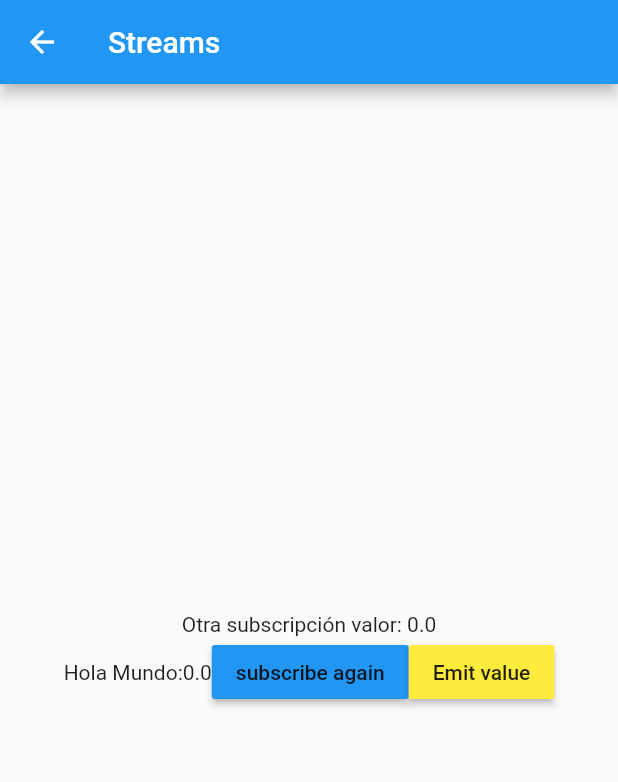
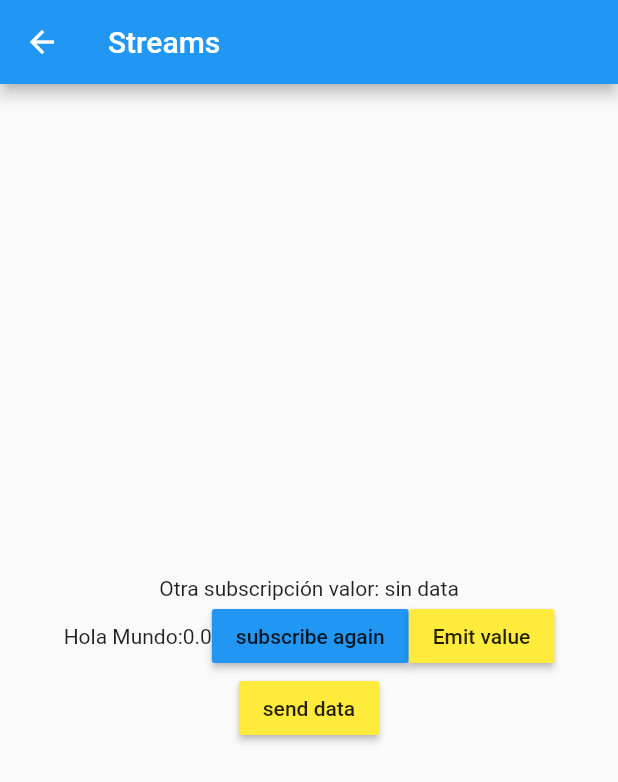
Before and after one commit to EvyiLdaRkmaN/flutter_samples, a Flutter app: the screen it shows after launch, after a tap on "Example streams", on a phone screen of 412 x 824 dp. Shown: the top 782 px of the screen. Run offline on Flutter 3.47's test engine with Material 2 defaults, Android fonts, the phone set to English and light mode, and no system bars.

Commit message:
stream listening other stream

```diff
--- a/lib/main.dart
+++ b/lib/main.dart
@@ -1,5 +1,6 @@
 import 'package:flutter/material.dart';
 import 'package:flutter_samples/pages/AnimationButton/ButtonLoading.dart';
+import 'package:flutter_samples/pages/ExampleCardBorrable/Card.dart';
 import 'package:flutter_samples/pages/ImagesRow/ImagesRow.dart';
 import 'package:flutter_samples/pages/menu_page.dart';
 import 'package:flutter_samples/pages/routes/page1.dart';
@@ -33,6 +34,7 @@ class MyApp extends StatelessWidget {
         'page3' : (context)=> PageThreePage(),
         'buttonLoading' : (context)=> ButtonLoadingPage(),
         'imagesRow' : (context)=> ImagesRow(),
+        'card' : (context)=> CardPage(),
       },
     );
   }
--- a/lib/pages/menu_page.dart
+++ b/lib/pages/menu_page.dart
@@ -34,6 +34,11 @@ class MenuPage extends StatelessWidget {
             title: 'Example images',
             actionTap: () =>
               Navigator.pushNamed(context, 'imagesRow'),
+          ),
+          MyMenuButton(
+            title: 'Example Card',
+            actionTap: () =>
+              Navigator.pushNamed(context, 'card'),
           )
         ],
       ),
--- a/lib/pages/streams/example_page.dart
+++ b/lib/pages/streams/example_page.dart
@@ -1,10 +1,9 @@
 import 'dart:async';
 
 import 'package:flutter/material.dart';
-
+import 'package:flutter_samples/pages/streams/streamWithinStream.dart';
 
 class StreamPage extends StatefulWidget {
-
   @override
   _StreamPageState createState() => _StreamPageState();
 }
@@ -12,13 +11,15 @@ class StreamPage extends StatefulWidget {
 class _StreamPageState extends State<StreamPage> {
   StreamController<double> _controller = StreamController.broadcast();
   double numero = 0.0;
-
+  final _streamExample = Streams();
   @override
   void dispose() {
     print('Ejecutando dispose()');
     _controller.close();
+    _streamExample.dispose();
     super.dispose();
   }
+
   @override
   Widget build(BuildContext context) {
     return Scaffold(
@@ -27,44 +28,52 @@ class _StreamPageState extends State<StreamPage> {
       ),
       body: Center(
         child: Column(
-          mainAxisSize:MainAxisSize.max,
+          mainAxisSize: MainAxisSize.max,
           mainAxisAlignment: MainAxisAlignment.center,
           children: [
-            StreamBuilder(
-              stream: _controller.stream ,
-              initialData: 0.0 ,
-              builder: (_, snapshot){
+            StreamBuilder<String>(
+              stream: _streamExample.strData,
+              initialData: 'sin data',
+              builder: (_, snapshot) {
+                print('In pantalla-->${snapshot.data}');
+                if (!snapshot.hasData)
+                  return Center(
+                    child: CircularProgressIndicator(),
+                  );
                 return Container(
                   child: Text('Otra subscripción valor: ${snapshot.data}'),
                 );
               },
             ),
-            Row(
-              mainAxisSize: MainAxisSize.min,
-              children: [
+            Row(mainAxisSize: MainAxisSize.min, children: [
               StreamBuilder<double>(
                   stream: _controller.stream,
                   initialData: 0.0,
                   builder: (_, snapshot) {
                     return Text('Hola Mundo:${snapshot.data}');
-                  }
-                ),
+                  }),
               MaterialButton(
                 color: Colors.blue,
                 child: Text('subscribe again'),
-                  onPressed: (){
-                    _controller.stream.listen((event) {print('hola mundo:$event');});
+                onPressed: () {
+                  _controller.stream.listen((event) {
+                    print('hola mundo:$event');
+                  });
+                },
+              ),
+              MaterialButton(
+                color: Colors.yellow,
+                child: Text('Emit value'),
+                onPressed: () {
+                  _controller.add(numero++);
                 },
               ),
 
+            ]),
             MaterialButton(
                 color: Colors.yellow,
-                  child: Text('Emit value'),
-                  onPressed: (){
-                    _controller.add(numero++);
-                  },
-                ),
-              ]
+                child: Text('send data'),
+                onPressed: _streamExample.sendData,
               ),
           ],
         ),
--- /dev/null
+++ b/lib/pages/streams/streamWithinStream.dart
@@ -0,0 +1,55 @@
+import 'dart:async';
+
+const List<String> list = ['data1', 'data2', 'data3'];
+
+class Streams {
+  //Stream within stream
+  Stream<String> connection() async* {
+    for (var item in list) {
+      await Future.delayed(Duration(seconds: 3));
+      print(item);
+      yield item;
+    }
+  }
+
+  Stream<String> resolve(Stream<String> stream) async* {
+    await Future.delayed(Duration(seconds: 3));
+    await for (var item in stream) {
+      print('segundo Stream->$item');
+    }
+    yield 'Completo';
+  }
+
+  bool isSend = false;
+
+  final _data = StreamController<String>();
+  final _send = StreamController<bool>();
+
+  Stream<bool> get strSend => _send.stream;
+  Stream<String> get strData {
+    strSend.listen((data) async {
+      await Future.delayed(Duration(seconds: 2));
+      print('data-->$data, isSend-->$isSend');
+      if (isSend)
+        _data.add('into');
+      else
+        _data.add('Exit');
+    });
+
+    return _data.stream;
+  }
+
+  void sendData() async {
+    await Future.delayed(Duration(seconds: 3));
+    isSend = !isSend;
+
+    print('send data-->$isSend');
+    _send.add(isSend);
+  }
+
+  dispose() {
+    print('Cerrando streams');
+    _data.close();
+    _send.close();
+  }
+}
```
Also changed, not shown: lib/pages/ExampleCardBorrable/Card.dart (added, +105 -0 lines), pubspec.lock. Lines whose indentation alone changed are shown as unchanged.
